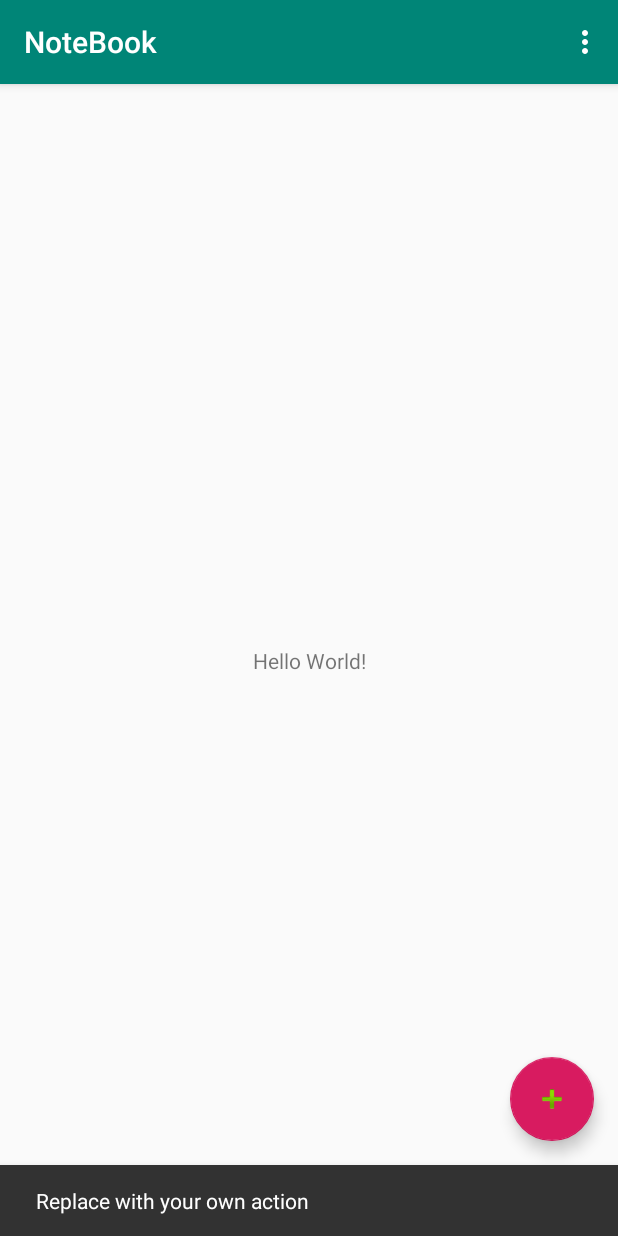
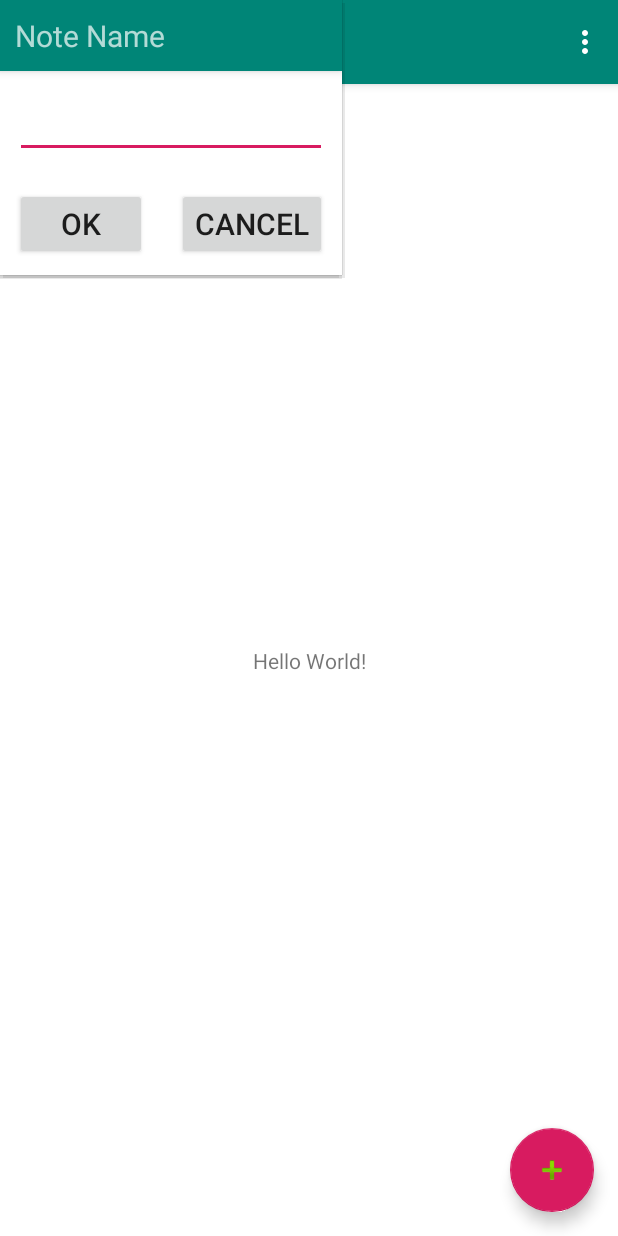
Before and after one commit to samchan86/notebook, an Android app: the screen it shows after launch (MainActivity), after a tap on an icon or button, on a phone screen of 412 x 824 dp. Run offline under Robolectric (Android 15) with nearby library versions, the phone set to English and light mode, and no system bars.

Commit message:
Add popup window for get note name

```diff
--- a/NoteBook/app/src/main/java/com/samchan/notebook/MainActivity.java
+++ b/NoteBook/app/src/main/java/com/samchan/notebook/MainActivity.java
@@ -1,5 +1,7 @@
 package com.samchan.notebook;
 
+import android.content.Context;
+import android.content.SharedPreferences;
 import android.os.Bundle;
 
 import com.google.android.material.floatingactionbutton.FloatingActionButton;
@@ -8,11 +10,19 @@ import com.google.android.material.snackbar.Snackbar;
 import androidx.appcompat.app.AppCompatActivity;
 import androidx.appcompat.widget.Toolbar;
 
+import android.util.Log;
+import android.view.Gravity;
+import android.view.LayoutInflater;
 import android.view.View;
 import android.view.Menu;
 import android.view.MenuItem;
+import android.view.ViewGroup;
+import android.widget.PopupWindow;
 
 public class MainActivity extends AppCompatActivity {
+    private static final String TAG = "NoteBook";
+    Context mCtx;
+    SharedPreferences mSharePref;
 
     @Override
     protected void onCreate(Bundle savedInstanceState) {
@@ -21,12 +31,32 @@ public class MainActivity extends AppCompatActivity {
         Toolbar toolbar = findViewById(R.id.toolbar);
         setSupportActionBar(toolbar);
 
+        mCtx = this;
+
+        mSharePref = mCtx.getSharedPreferences(
+                getString(R.string.preference_file_key), Context.MODE_PRIVATE);
+
         FloatingActionButton fab = findViewById(R.id.fab);
         fab.setOnClickListener(new View.OnClickListener() {
             @Override
             public void onClick(View view) {
-                Snackbar.make(view, "Replace with your own action", Snackbar.LENGTH_LONG)
-                        .setAction("Action", null).show();
+                /*Snackbar.make(view, "Replace with your own action", Snackbar.LENGTH_LONG)
+                        .setAction("Action", null).show();*/
+                LayoutInflater inflater = (LayoutInflater)
+                        getSystemService(LAYOUT_INFLATER_SERVICE);
+                try {
+                    View popupView = inflater.inflate(R.layout.note_name, null);
+
+                    PopupWindow popupWindow = new PopupWindow(popupView,
+                            ViewGroup.LayoutParams.WRAP_CONTENT, ViewGroup.LayoutParams.WRAP_CONTENT);
+                    popupWindow.setOutsideTouchable(true);
+                    popupWindow.setFocusable(true);
+                    popupWindow.setElevation(200);
+                    popupWindow.showAtLocation(view, Gravity.CENTER, 0, 0);
+                }
+                catch (Exception e){
+                    Log.e(TAG, e.getMessage()!=null?e.getMessage():e.toString());
+                }
             }
         });
     }
--- a/NoteBook/app/src/main/res/layout/content_main.xml
+++ b/NoteBook/app/src/main/res/layout/content_main.xml
@@ -6,7 +6,8 @@
     android:layout_height="match_parent"
     app:layout_behavior="@string/appbar_scrolling_view_behavior"
     tools:context=".MainActivity"
-    tools:showIn="@layout/activity_main">
+    tools:showIn="@layout/activity_main"
+    android:background="@color/colorDefaultBg">
 
     <TextView
         android:layout_width="wrap_content"
--- /dev/null
+++ b/NoteBook/app/src/main/res/layout/note_name.xml
@@ -0,0 +1,56 @@
+<?xml version="1.0" encoding="utf-8"?>
+<LinearLayout xmlns:android="http://schemas.android.com/apk/res/android"
+    xmlns:app="http://schemas.android.com/apk/res-auto"
+    android:orientation="vertical"
+    android:layout_width="wrap_content"
+    android:layout_height="wrap_content"
+    android:background="@color/colorDefaultBg">
+    <com.google.android.material.appbar.AppBarLayout
+        android:layout_width="match_parent"
+        android:layout_height="wrap_content"
+        android:theme="@style/AppTheme.AppBarOverlay">
+
+        <TextView
+            android:layout_width="match_parent"
+            android:layout_height="wrap_content"
+            android:layout_margin="10dp"
+            android:text="@string/note_name"
+            android:textSize="20sp"
+            android:labelFor="@+id/notename"/>
+
+
+    </com.google.android.material.appbar.AppBarLayout>
+    <EditText
+        android:layout_width="match_parent"
+        android:layout_height="wrap_content"
+        android:id="@+id/notename"
+        android:textSize="20sp"
+        android:layout_margin="10dp"
+        android:inputType="text"
+        android:autofillHints="@string/my_note"/>
+    <LinearLayout
+        android:layout_width="match_parent"
+        android:layout_height="match_parent">
+        <!-- style="?android:attr/buttonBarStyle" -->
+
+        <Button
+            android:layout_width="wrap_content"
+            android:layout_height="wrap_content"
+            android:text="@string/ok"
+            android:id="@+id/btnOK"
+            android:layout_margin="10dp"
+            android:textSize="20sp"/>
+        <!-- style="?android:attr/buttonBarButtonStyle" -->
+        <Button
+            android:layout_width="wrap_content"
+            android:layout_height="wrap_content"
+            android:text="@string/cancel"
+            android:layout_margin="10dp"
+            android:id="@+id/btnCancel"
+            android:layout_marginStart="@dimen/margin_30dp"
+            android:textSize="20sp"/>
+
+    </LinearLayout>
+
+
+</LinearLayout>
--- a/NoteBook/app/src/main/res/values/colors.xml
+++ b/NoteBook/app/src/main/res/values/colors.xml
@@ -3,4 +3,5 @@
     <color name="colorPrimary">#008577</color>
     <color name="colorPrimaryDark">#00574B</color>
     <color name="colorAccent">#D81B60</color>
+    <color name="colorDefaultBg">#FFFFFF</color>
 </resources>
--- a/NoteBook/app/src/main/res/values/dimens.xml
+++ b/NoteBook/app/src/main/res/values/dimens.xml
@@ -1,3 +1,4 @@
 <resources>
     <dimen name="fab_margin">16dp</dimen>
+    <dimen name="margin_30dp">30dp</dimen>
 </resources>
--- a/NoteBook/app/src/main/res/values/strings.xml
+++ b/NoteBook/app/src/main/res/values/strings.xml
@@ -1,4 +1,9 @@
 <resources>
     <string name="app_name">NoteBook</string>
     <string name="action_settings">Settings</string>
+    <string name="note_name">Note Name</string>
+    <string name="my_note">MyNote</string>
+    <string name="ok">OK</string>
+    <string name="cancel">Cancel</string>
+    <string name="preference_file_key">com.samchan.notebook</string>
 </resources>
```
